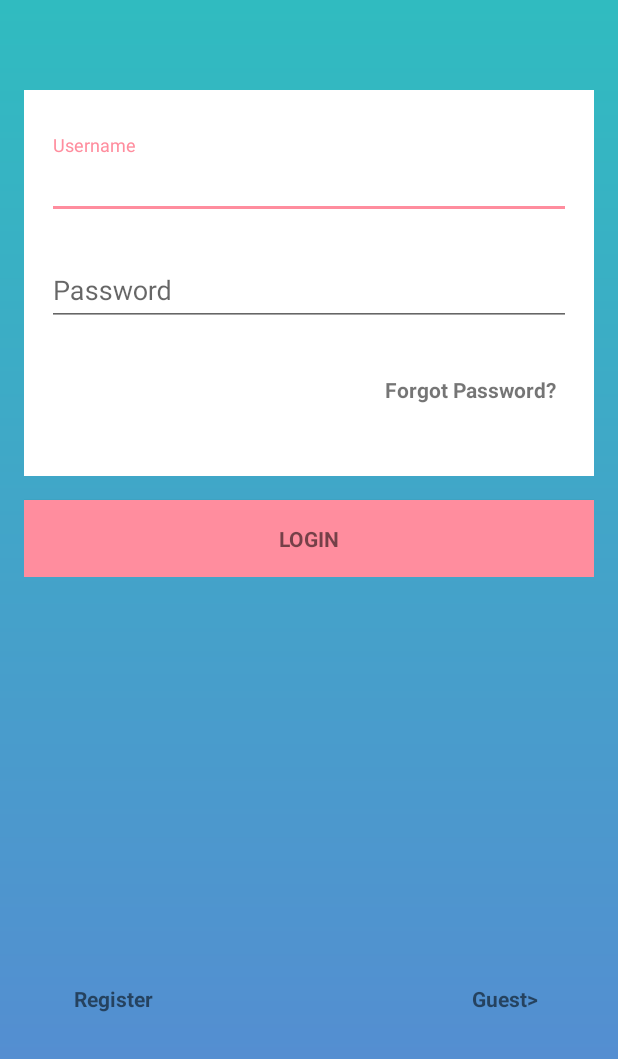
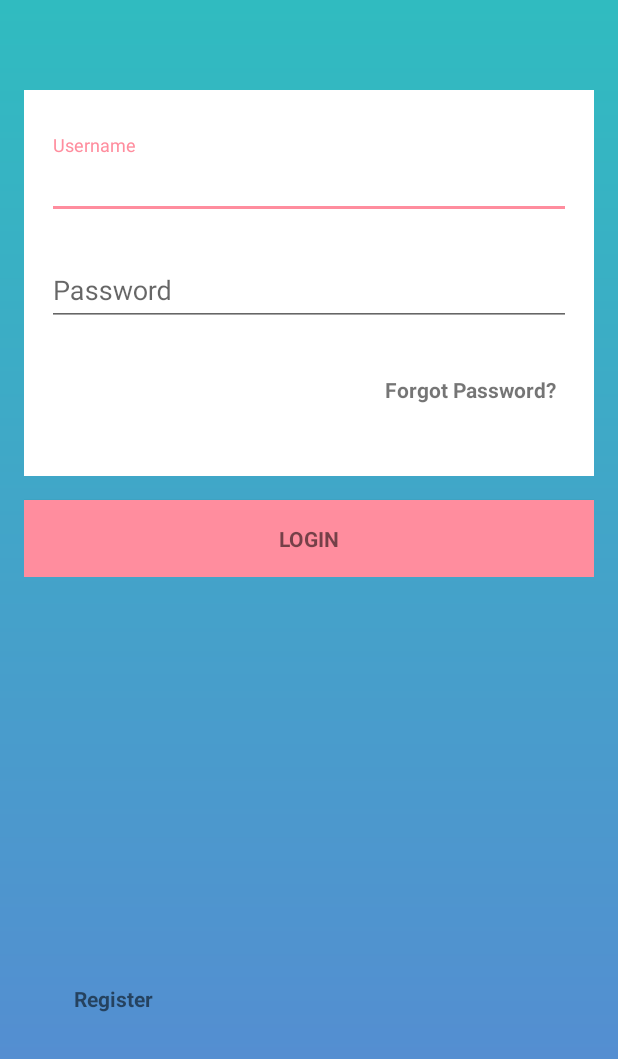
Before and after one commit to ajuv001/LifeShare, an Android app: the screen it shows after launch (LoginActivity), on a phone screen of 412 x 824 dp, the part 177-1236 px from its top. Run offline under Robolectric (Android 15) with nearby library versions, the phone set to English and light mode, and no system bars; our stand-ins replace Volley.

Commit message:
Code changed

```diff
--- a/LifeShare/app/src/main/res/layout/activity_login.xml
+++ b/LifeShare/app/src/main/res/layout/activity_login.xml
@@ -120,7 +120,7 @@
             android:layout_marginLeft="15dp"
             android:background="@null"
             android:textAllCaps="false"/>
-        <Button
+        <!--<Button
             android:id="@+id/btn_guest"
             style="?android:textAppearanceSmall"
             android:layout_width="wrap_content"
@@ -131,7 +131,7 @@
             android:layout_alignParentRight="true"
             android:layout_marginRight="15dp"
             android:background="@null"
-            android:textAllCaps="false"/>
+            android:textAllCaps="false"/>-->
         </RelativeLayout>
     <ProgressBar
         android:id="@+id/login_progress"
```
Also changed, not shown: LifeShare/app/src/main/java/lifeshare/mcod/com/lifeshare/views/HomeScreen.java (+8 -1 lines), LifeShare/app/src/main/java/lifeshare/mcod/com/lifeshare/views/LoginActivity.java (+20 -11 lines).
